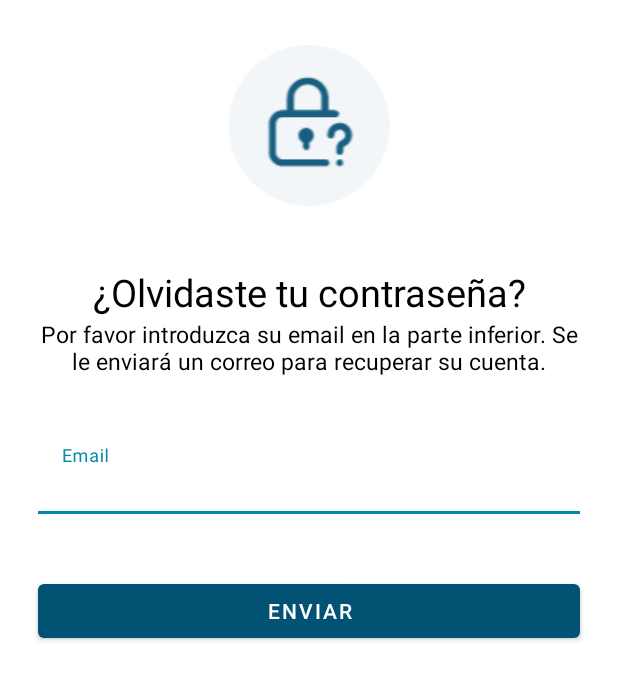
After one commit to pablodiazsanz/Net4-Proyecto-Integrador, an Android app: the layout activity_email_recovery.xml on its own in the app's theme, with its tools: preview values and no code run, on a phone screen of 412 x 824 dp. The commit adds this screen. Shown: the top 680 px of the screen. Run offline under Robolectric (Android 15) with nearby library versions, the phone set to English and light mode, and no system bars.

Commit message:
Recuperacion Email creada

```diff
--- a/app/src/main/java/com/pass/net4_proyecto_integrador/LogInActivity.java
+++ b/app/src/main/java/com/pass/net4_proyecto_integrador/LogInActivity.java
@@ -6,17 +6,21 @@ import android.view.View;
 import android.widget.Button;
 import android.widget.TextView;
 
+import androidx.appcompat.app.AlertDialog;
 import androidx.appcompat.app.AppCompatActivity;
 
 public class LogInActivity extends AppCompatActivity {
-Button btn_login;
-TextView txt_btn_sign_up;
+    private Button btn_login;
+    private TextView txt_btn_sign_up;
+    private TextView txt_forgot_password;
+
     @Override
     protected void onCreate(Bundle savedInstanceState) {
         super.onCreate(savedInstanceState);
-        setContentView(R.layout.login);
+        setContentView(R.layout.activity_login);
         btn_login = findViewById(R.id.btn_log_in);
         txt_btn_sign_up = findViewById(R.id.txt_register);
+        txt_forgot_password = findViewById(R.id.txt_forget);
 
         btn_login.setOnClickListener(new View.OnClickListener() {
             @Override
@@ -35,5 +39,23 @@ TextView txt_btn_sign_up;
                 startActivity(intent);
             }
         });
+        txt_forgot_password.setOnClickListener(new View.OnClickListener() {
+            @Override
+            public void onClick(View v) {
+                showAlertDialogButtonClicked(LogInActivity.this);
+            }
+        });
+
     }
+    public void showAlertDialogButtonClicked(LogInActivity view) {
+        // setup the alert builder
+        AlertDialog.Builder builder = new AlertDialog.Builder(this);
+        builder.setView(getLayoutInflater().inflate(R.layout.activity_email_recovery,
+                null));
+
+        // create and show the alert dialog
+        AlertDialog dialog = builder.create();
+        dialog.show();
+    }
+
 }
--- /dev/null
+++ b/app/src/main/res/layout/activity_email_recovery.xml
@@ -0,0 +1,75 @@
+<?xml version="1.0" encoding="utf-8"?>
+<androidx.constraintlayout.widget.ConstraintLayout
+    xmlns:android="http://schemas.android.com/apk/res/android"
+    xmlns:app="http://schemas.android.com/apk/res-auto"
+    xmlns:tools="http://schemas.android.com/tools"
+    android:layout_width="match_parent"
+    android:layout_height="wrap_content">
+
+
+    <LinearLayout
+        android:layout_width="match_parent"
+        android:layout_height="470dp"
+        android:orientation="vertical"
+        tools:layout_editor_absoluteY="100dp">
+
+        <ImageView
+            android:id="@+id/img_lock"
+            android:layout_width="match_parent"
+            android:layout_height="wrap_content"
+            android:layout_marginTop="30dp"
+            app:srcCompat="@drawable/icono_candado" />
+
+        <TextView
+            android:id="@+id/title"
+            android:layout_width="wrap_content"
+            android:layout_height="wrap_content"
+            android:layout_gravity="center"
+            android:layout_marginTop="40dp"
+            android:text="@string/txt_forgot_password"
+            android:textAlignment="center"
+            android:textColor="@android:color/black"
+            android:textSize="25sp" />
+
+        <TextView
+            android:id="@+id/text"
+            android:layout_width="wrap_content"
+            android:layout_height="wrap_content"
+            android:layout_gravity="center"
+            android:layout_marginLeft="25dp"
+            android:layout_marginRight="25dp"
+            android:text="@string/txt_forgot_password_content"
+            android:textAlignment="center"
+            android:textColor="@android:color/black"
+            android:textSize="15sp" />
+
+        <com.google.android.material.textfield.TextInputLayout
+            android:id="@+id/usernameTILSignUp"
+            android:layout_width="match_parent"
+            android:layout_height="wrap_content"
+            android:layout_marginLeft="25dp"
+            android:layout_marginTop="35dp"
+            android:layout_marginRight="25dp"
+            app:boxBackgroundColor="@color/white"
+            app:errorEnabled="true">
+
+            <com.google.android.material.textfield.TextInputEditText
+                android:layout_width="match_parent"
+                android:layout_height="wrap_content"
+                android:hint="Email"
+                android:inputType="textEmailAddress" />
+
+        </com.google.android.material.textfield.TextInputLayout>
+
+        <com.google.android.material.button.MaterialButton
+            android:id="@+id/btn_send_email_recovery"
+            style="@style/ButtonBlack"
+            android:layout_width="match_parent"
+            android:layout_height="wrap_content"
+            android:layout_marginLeft="25dp"
+            android:layout_marginTop="20dp"
+            android:layout_marginRight="25dp"
+            android:text="@string/btn_send_email_recovery"></com.google.android.material.button.MaterialButton>
+    </LinearLayout>
+
+</androidx.constraintlayout.widget.ConstraintLayout>
--- a/app/src/main/res/layout/login.xml
+++ b/app/src/main/res/layout/activity_login.xml
@@ -19,8 +19,8 @@
 
     <ImageView
         android:id="@+id/img_inicio"
-        android:layout_width="150dp"
-        android:layout_height="150dp"
+        android:layout_width="wrap_content"
+        android:layout_height="wrap_content"
         android:layout_marginTop="30dp"
         android:background="@drawable/piramide"
         app:layout_constraintEnd_toEndOf="parent"
--- a/app/src/main/res/values/strings.xml
+++ b/app/src/main/res/values/strings.xml
@@ -1,3 +1,6 @@
 <resources>
     <string name="app_name">Net4</string>
+    <string name="txt_forgot_password">¿Olvidaste tu contraseña?</string>
+    <string name="txt_forgot_password_content">Por favor introduzca su email en la parte inferior. Se le enviará un correo para recuperar su cuenta.</string>
+    <string name="btn_send_email_recovery">Enviar</string>
 </resources>
```
Also changed, not shown: app/src/main/res/drawable/icono_candado.png (added), app/src/main/res/layout/activity_splash_screen.xml (renamed from app/src/main/res/layout/splash_screen.xml).
